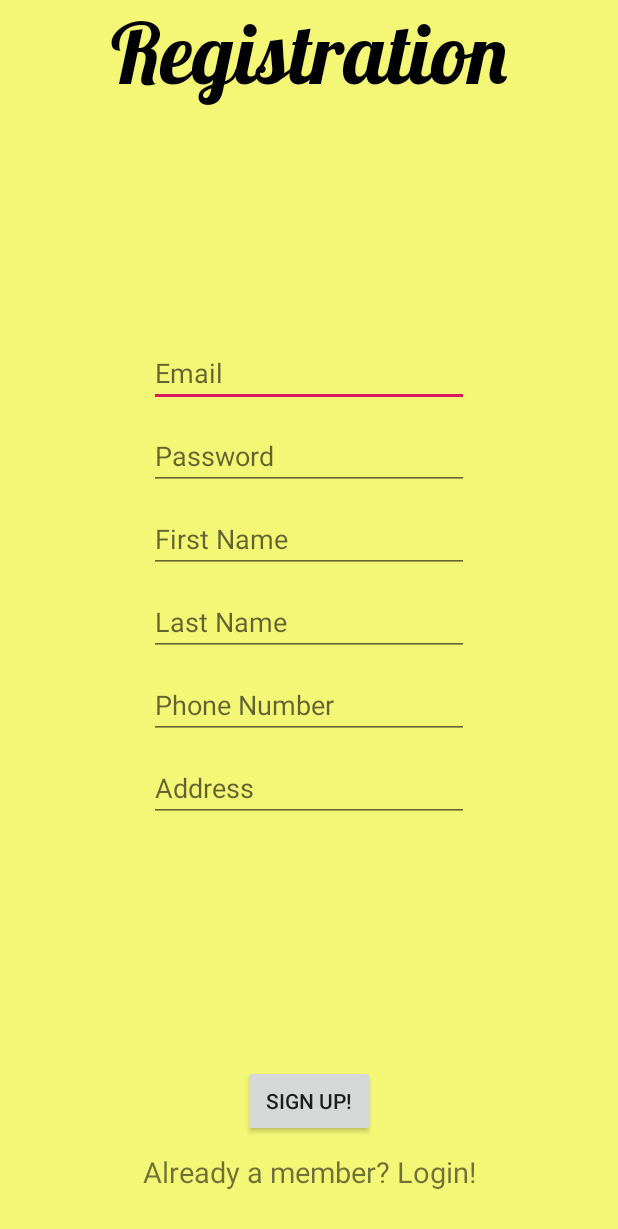
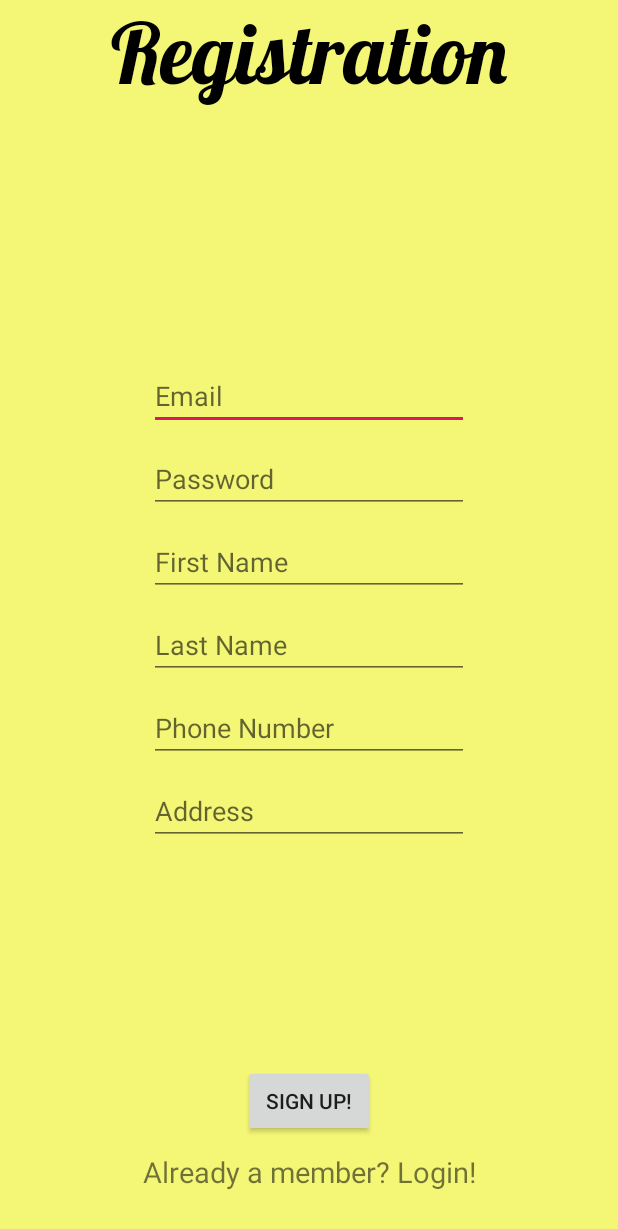
Before and after one commit to Soulrecycler/ParkYardApp, an Android app: the RegisterActivity screen opened directly, with no data from a screen before it, on a phone screen of 412 x 824 dp. Shown: the top 1229 px of the screen. Run offline under Robolectric (Android 15) with nearby library versions, the phone set to English and light mode, and no system bars; our stand-ins replace Firebase (no records; nobody signed in at launch, a user with empty details on screens opened directly); Roboto replaces fonts that are not available here.

Commit message:
Bug fixes and minor changes in MainActivity.java, HomeActivity.java, and Register Activity.java

```diff
--- a/app/src/main/res/layout/activity_register.xml
+++ b/app/src/main/res/layout/activity_register.xml
@@ -23,16 +23,20 @@
         app:layout_constraintEnd_toEndOf="parent"
         />
 
+    <LinearLayout
+        android:id="@+id/detailsContainer"
+        android:layout_width="wrap_content"
+        android:layout_height="wrap_content"
+        app:layout_constraintBottom_toTopOf="@+id/btnRegister"
+        app:layout_constraintTop_toBottomOf="@+id/regView"
+        app:layout_constraintStart_toStartOf="parent"
+        app:layout_constraintEnd_toEndOf="parent"
+        >
+
         <ScrollView
             android:id="@+id/userDetailsView"
             android:layout_width="wrap_content"
             android:layout_height="wrap_content"
-        android:layout_centerHorizontal="true"
-        app:layout_constraintBottom_toTopOf="@+id/btnRegister"
-        app:layout_constraintTop_toBottomOf="@+id/regView"
-        app:layout_constraintStart_toStartOf="parent"
-        app:layout_constraintEnd_toEndOf="parent"
-        android:layout_marginBottom="30dp"
             >
 
             <LinearLayout
@@ -110,6 +114,9 @@
             </LinearLayout>
         </ScrollView>
 
+    </LinearLayout>
+
+
     <Button
         android:id="@+id/btnRegister"
         android:layout_width="wrap_content"
```
Also changed, not shown: app/src/main/java/com/application/parkyardapp/SettingsActivity.java (+1 -21 lines), app/src/main/res/layout/activity_home.xml (+5 -5 lines), app/src/main/res/layout/activity_loan.xml (+5 -6 lines). Lines whose indentation alone changed are shown as unchanged.
